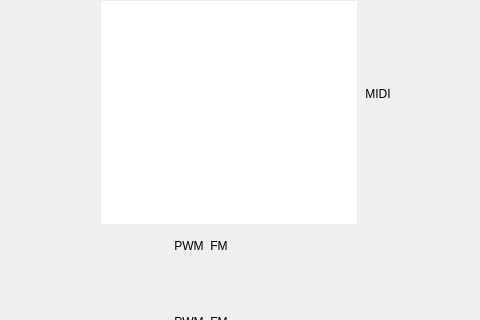
Old version of the form bigglesworth/ui/editor.ui in the repository MaurizioB/Bigglesworth; both pictures show x 649 to 1129 and y 0 to 320 of the 1129 by 704 pixel window.
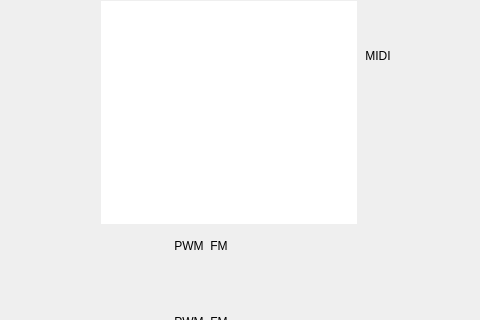
New version of the form. Custom widgets are drawn as their Qt base class.

Diff of the .ui file:
```diff
--- a/bigglesworth/ui/editor.ui
+++ b/bigglesworth/ui/editor.ui
@@ -930,14 +930,8 @@
         </property>
        </widget>
       </item>
-      <item row="1" column="1" colspan="2">
+      <item row="1" column="1" colspan="2" alignment="Qt::AlignHCenter|Qt::AlignVCenter">
        <widget class="QLabel" name="blofeldLogo">
-        <property name="sizePolicy">
-         <sizepolicy hsizetype="Preferred" vsizetype="Maximum">
-          <horstretch>0</horstretch>
-          <verstretch>0</verstretch>
-         </sizepolicy>
-        </property>
         <property name="minimumSize">
          <size>
           <width>20</width>
```
Left out of the diff: 8 changed lines with no effect on the pictures.
